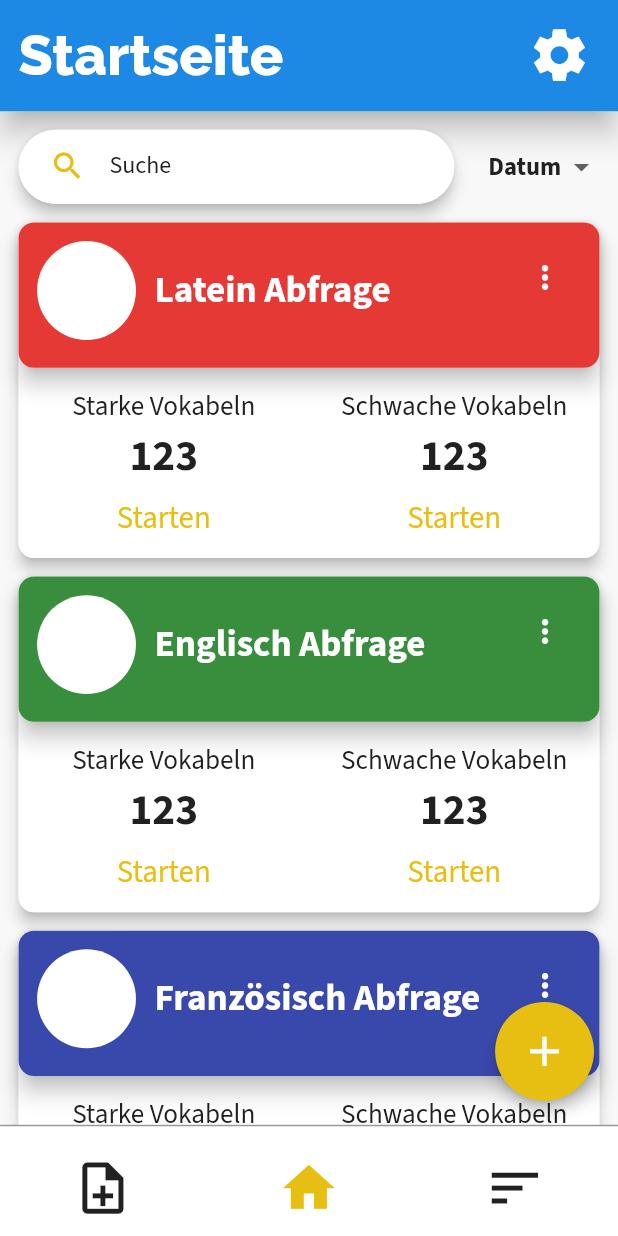
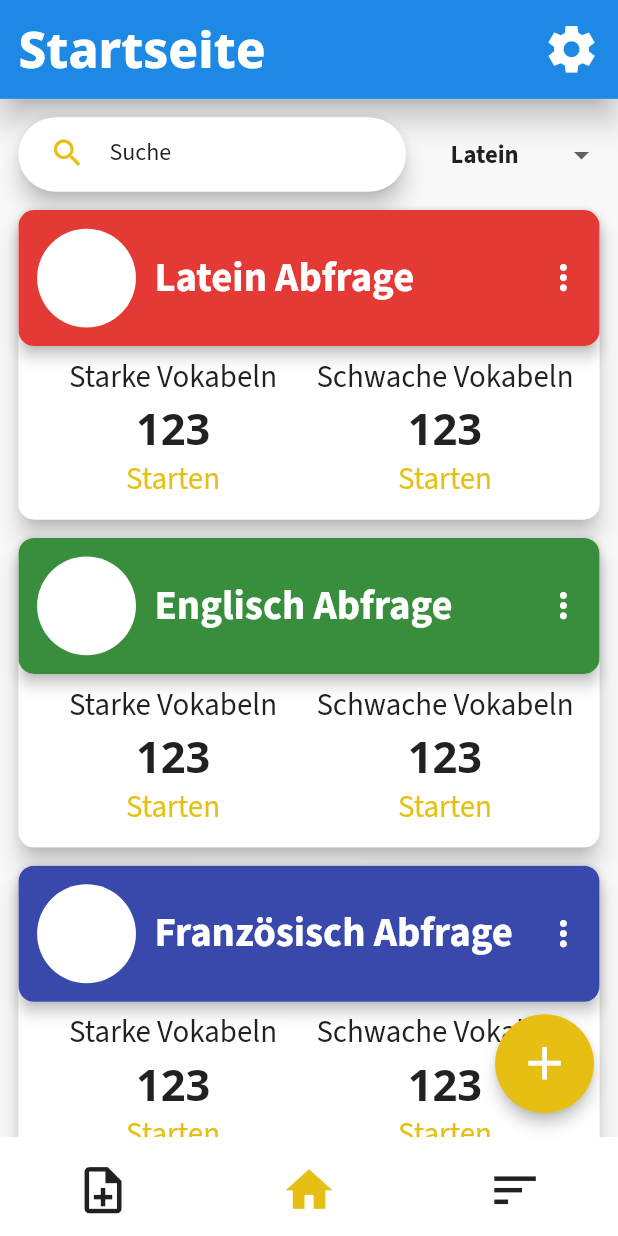
Before and after one commit to bastidmn/swoc_application, a Flutter app: the screen it shows after launch, swiped to page 3, on a phone screen of 412 x 824 dp. Run offline on Flutter 3.47's test engine with Material 2 defaults, Android fonts, the phone set to English and light mode, and no system bars; our stand-ins replace bloc, equatable, flutter_bloc, google_fonts, sqflite; missing offline and left inert: dart:ffi; accounts and stored records are empty.

Commit message:
- improved ui/ux

```diff
--- a/lib/presentation/components/custom_action_button.dart
+++ b/lib/presentation/components/custom_action_button.dart
@@ -39,7 +39,7 @@ class CustomActionButton extends StatelessWidget {
                 Icon(
                   icon,
                   color: primaryTextColor,
-                  size: _height * 0.04,
+                  size: _height * 0.045,
                 ),
               if (icon != null)
                 SizedBox(
--- a/lib/presentation/components/custom_app_bar.dart
+++ b/lib/presentation/components/custom_app_bar.dart
@@ -19,17 +19,9 @@ class _CustomAppBarState extends State<CustomAppBar> {
     return Material(
       elevation: 8.0,
       child: Container(
-        height: height * 0.09,
+        height: height * 0.08,
         width: width,
         decoration: BoxDecoration(
-          // gradient: LinearGradient(
-          //   begin: Alignment.bottomCenter,
-          //   end: Alignment.topCenter,
-          //   colors: [
-          //     primaryColor,
-          //     primaryColorDark,
-          //   ],
-          // ),
           color: primaryColor,
         ),
         child: Padding(
@@ -45,37 +37,28 @@ class _CustomAppBarState extends State<CustomAppBar> {
                         : (state.getPageCount() == 2)
                             ? 'Abfragen'
                             : 'Wortschatz',
-                    style: GoogleFonts.raleway(
-                      fontSize: height * 0.045,
+                    style: GoogleFonts.notoSans(
+                      fontSize: height * 0.04,
                       fontWeight: FontWeight.w800,
                       color: primaryTextColor,
                     ),
                   );
                 },
               ),
-              // Container(
-              //   height: height * 0.1,
-              //   child: Image.asset(
-              //     // 'assets/images/Swop_icon_transparent.png',
-              //     'assets/images/Swoc_UI_logo.png',
-              //     fit: BoxFit.fitHeight,
-              //     filterQuality: FilterQuality.high,
-              //   ),
-              // ),
               Spacer(),
               GestureDetector(
                 child: Tooltip(
                   message: 'Einstellungen',
                   textStyle: GoogleFonts.sourceSansPro(
-                    fontSize: height * 0.045,
+                    fontSize: height * 0.03,
                     color: primaryTextColor,
                   ),
                   child: Padding(
-                    padding: EdgeInsets.symmetric(horizontal: width * 0.045),
+                    padding: EdgeInsets.only(right: width * 0.03),
                     child: Icon(
                       Icons.settings_sharp,
                       color: primaryTextColor,
-                      size: height * 0.05,
+                      size: height * 0.045,
                     ),
                   ),
                 ),
--- a/lib/presentation/components/custom_small_action_button.dart
+++ b/lib/presentation/components/custom_small_action_button.dart
@@ -27,7 +27,7 @@ class CustomSmallActionButton extends StatelessWidget {
           child: Icon(
             icon,
             color: primaryTextColor,
-            size: _height * 0.04,
+            size: _height * 0.045,
           ),
         ),
       ),
--- a/lib/presentation/pages/starting_page.dart
+++ b/lib/presentation/pages/starting_page.dart
@@ -19,7 +19,7 @@ class StartingPage extends StatefulWidget {
 class _StartingPageState extends State<StartingPage> {
   DataHandler dataHandler;
 
-  // final PageStorageBucket bucket = new PageStorageBucket();
+  final PageStorageBucket bucket = new PageStorageBucket();
   static List<Widget> pages = [
     DictionaryScreen(key: PageStorageKey('dictionary')),
     GeneralStartScreen(key: PageStorageKey('start')),
@@ -62,21 +62,23 @@ class _StartingPageState extends State<StartingPage> {
                 },
               ),
               Expanded(
-                // child: PageStorage(
-                //   bucket: bucket,
+                child: PageStorage(
+                  bucket: bucket,
                   child: BlocListener<StartingPageBloc, StartingPageState>(
                     listener: (context, state) {
                       double from = _pageController.page;
                       int to = state.getPageCount();
-                    ((to - from).abs() > 1)
-                        ? _pageController.animateToPage(to,
-                            duration: Duration(milliseconds: 1400),
-                            curve: Curves.ease)
-                        : _pageController.animateToPage(
-                            to,
-                            duration: Duration(milliseconds: 800),
-                            curve: Curves.ease,
-                          );
+                      //Todo: Look into performance for animation
+                      _pageController.jumpToPage(to);
+                      // ((to - from).abs() > 1)
+                      //     ? _pageController.animateToPage(to,
+                      //         duration: Duration(milliseconds: 1400),
+                      //         curve: Curves.ease)
+                      //     : _pageController.animateToPage(
+                      //         to,
+                      //         duration: Duration(milliseconds: 800),
+                      //         curve: Curves.ease,
+                      //       );
                     },
                     child: PageView(
                       scrollDirection: Axis.horizontal,
@@ -86,7 +88,7 @@ class _StartingPageState extends State<StartingPage> {
                     ),
                   ),
                 ),
-              //),
+              ),
             ],
           ),
           bottomNavigationBar: BottomNavBar(),
@@ -110,15 +112,15 @@ class _BottomNavBarState extends State<BottomNavBar> {
 
     //Widget
     return Container(
-      height: height * 0.09,
+      height: height * 0.08,
       decoration: BoxDecoration(
         color: secondaryColor,
-        border: Border(
-          top: BorderSide(
-            color: Color(0xFF999999),
-            width: 1.0,
-          ),
-        ),
+        // border: Border(
+        //   top: BorderSide(
+        //     color: Color(0xFF808080),
+        //     width: 1.0,
+        //   ),
+        // ),
       ),
       child: Row(
         crossAxisAlignment: CrossAxisAlignment.center,
@@ -133,7 +135,7 @@ class _BottomNavBarState extends State<BottomNavBar> {
                   return Icon(
                     //Icons.menu_book,
                     Icons.note_add_outlined,
-                    size: height * 0.05,
+                    size: height * 0.045,
                     color: (state.getPageCount() == 0)
                         ? _activeColor
                         : _passiveColor,
@@ -153,7 +155,7 @@ class _BottomNavBarState extends State<BottomNavBar> {
                 builder: (context, state) {
                   return Icon(
                     Icons.home,
-                    size: height * 0.05,
+                    size: height * 0.045,
                     color: (state.getPageCount() == 1)
                         ? _activeColor
                         : _passiveColor,
@@ -171,7 +173,7 @@ class _BottomNavBarState extends State<BottomNavBar> {
                 builder: (context, state) {
                   return Icon(
                     Icons.sort,
-                    size: height * 0.05,
+                    size: height * 0.045,
                     color: (state.getPageCount() == 2)
                         ? _activeColor
                         : _passiveColor,
--- a/lib/presentation/screens/query_start_screen.dart
+++ b/lib/presentation/screens/query_start_screen.dart
@@ -1,7 +1,9 @@
 import 'dart:developer';
+import 'dart:ffi';
 
 import 'package:flutter/cupertino.dart';
 import 'package:flutter/material.dart';
+import 'package:flutter/rendering.dart';
 import 'package:flutter_bloc/flutter_bloc.dart';
 import 'package:google_fonts/google_fonts.dart';
 import 'package:swoc_application/constants/constants.dart';
@@ -31,12 +33,7 @@ class _QueryStartScreenState extends State<QueryStartScreen> {
   void initState() {
     updateData();
     super.initState();
-    dropdownValue = 'date';
-    // String _wordId = DataHandler.dataHandler.addWord(new Word.newWord(
-    //   Language.LA,
-    //   'venire, venio, veni',
-    //   'kommen',
-    // ));
+    dropdownValue = 'latein';
   }
 
   @override
@@ -65,9 +62,9 @@ class _QueryStartScreenState extends State<QueryStartScreen> {
                     mainAxisAlignment: MainAxisAlignment.start,
                     children: [
                       Expanded(
-                        flex: 3,
+                        flex: 2,
                         child: Material(
-                          elevation: 4.0,
+                          elevation: 6.0,
                           borderRadius: BorderRadius.circular(width),
                           child: Container(
                             height: height * 0.06,
@@ -98,15 +95,15 @@ class _QueryStartScreenState extends State<QueryStartScreen> {
                       ),
                       Expanded(
                         flex: 1,
-                        child: Align(
-                          alignment: Alignment.centerRight,
-                          child: DropdownButton<String>(
+                        child: DropdownButton(
                           underline: SizedBox(),
+                          isExpanded: true,
                           style: GoogleFonts.sourceSansPro(
                             color: secondaryTextColor,
                             fontWeight: FontWeight.bold,
-                              fontSize: width * 0.04,
+                            fontSize: height * 0.02,
                           ),
+                          icon: null,
                           value: dropdownValue,
                           onChanged: (String newValue) {
                             setState(() {
@@ -120,36 +117,57 @@ class _QueryStartScreenState extends State<QueryStartScreen> {
                                 mainAxisAlignment: MainAxisAlignment.center,
                                 children: [
                                   Text(
-                                      'Name',
+                                    'Latein',
                                   ),
                                 ],
                               ),
-                                value: 'name',
+                              value: 'latein',
                             ),
                             DropdownMenuItem(
                               child: Row(
                                 mainAxisAlignment: MainAxisAlignment.center,
                                 children: [
                                   Text(
-                                      'Datum',
+                                    'Englisch',
                                   ),
                                 ],
                               ),
-                                value: 'date',
+                              value: 'englisch',
                             ),
                             DropdownMenuItem(
                               child: Row(
                                 mainAxisAlignment: MainAxisAlignment.center,
                                 children: [
                                   Text(
-                                      'Wörter',
+                                    'Französisch',
                                   ),
                                 ],
                               ),
-                                value: 'words',
+                              value: 'französisch',
+                            ),
+                            DropdownMenuItem(
+                              child: Row(
+                                mainAxisAlignment: MainAxisAlignment.center,
+                                children: [
+                                  Text(
+                                    'Italienisch',
                                   ),
                                 ],
                               ),
+                              value: 'italienisch',
+                            ),
+                            DropdownMenuItem(
+                              child: Row(
+                                mainAxisAlignment: MainAxisAlignment.center,
+                                children: [
+                                  Text(
+                                    'Altgriechisch',
+                                  ),
+                                ],
+                              ),
+                              value: 'altgriechisch',
+                            ),
+                          ],
                         ),
                       ),
                     ],
@@ -353,7 +371,7 @@ class _QueryOverviewCardState extends State<QueryOverviewCard> {
         bottom: width * 0.03,
       ),
       child: Material(
-        elevation: 4.0,
+        elevation: 6.0,
         borderRadius: BorderRadius.circular(width * 0.025),
         //Main Container Body
         child: Container(
@@ -366,107 +384,90 @@ class _QueryOverviewCardState extends State<QueryOverviewCard> {
             children: [
               //Top Part
               Material(
-                elevation: 6.0,
+                elevation: 4.0,
                 borderRadius: BorderRadius.circular(width * 0.025),
                 child: Container(
                   decoration: BoxDecoration(
                     color: LanguageHelper.getLanguageColor(widget.lang),
                     borderRadius: BorderRadius.circular(width * 0.025),
                   ),
-                  child: Padding(
-                    padding: EdgeInsets.all(width * 0.03),
-                    child: Column(
-                      mainAxisAlignment: MainAxisAlignment.spaceBetween,
-                      children: [
-                        Row(
-                          mainAxisAlignment: MainAxisAlignment.spaceBetween,
-                          crossAxisAlignment: CrossAxisAlignment.start,
+                  child: Row(
+                    crossAxisAlignment: CrossAxisAlignment.center,
                     children: [
                       Padding(
-                              padding: EdgeInsets.only(bottom: width * 0.015),
-                              child: Row(
-                                children: [
-                                  Container(
-                                    height: width * 0.16,
-                                    width: width * 0.16,
+                        padding: EdgeInsets.all(width * 0.03),
+                        child: Container(
+                          height: height * 0.08,
+                          width: height * 0.08,
                           decoration: BoxDecoration(
                             color: secondaryColor,
-                                      borderRadius:
-                                          BorderRadius.circular(width * 0.16),
+                            borderRadius: BorderRadius.circular(width * 0.16),
                           ),
                         ),
-                                  SizedBox(
-                                    width: width * 0.03,
                       ),
-                                  Container(
-                                    width: width * 0.54,
-                                    child: Column(
-                                      crossAxisAlignment:
-                                          CrossAxisAlignment.start,
-                                      mainAxisAlignment:
-                                          MainAxisAlignment.start,
-                                      children: [
-                                        Text(
+                      Expanded(
+                        child: Tooltip(
+                          message: widget.queryName,
+                          textStyle: GoogleFonts.sourceSansPro(
+                            fontSize: height * 0.03,
+                            color: primaryTextColor,
+                          ),
+                          child: Text(
                             widget.queryName,
                             style: GoogleFonts.sourceSansPro(
-                                            fontSize: width * 0.06,
+                              fontSize: height * 0.033,
                               color: primaryTextColor,
                               fontWeight: FontWeight.bold,
                             ),
+                            maxLines: 2,
+                            overflow: TextOverflow.ellipsis,
                           ),
-                                      ],
-                                    ),
-                                  ),
-                                ],
                         ),
                       ),
                       IconButton(
                         icon: Icon(
                           Icons.more_vert,
-                                  size: width * 0.06,
+                          size: height * 0.033,
                           color: secondaryColor,
                         ),
-                                onPressed: () => _showCardActionDialog()),
-                          ],
+                        onPressed: () => _showCardActionDialog(),
                       ),
                     ],
                   ),
                 ),
               ),
+              Padding(
+                padding: EdgeInsets.only(
+                  left: width * 0.03,
+                  right: width * 0.03,
+                  bottom: width * 0.03,
+                  top: width * 0.015,
                 ),
-              Center(
                 child: Row(
                   mainAxisAlignment: MainAxisAlignment.spaceEvenly,
                   children: [
                     //Good Vocabulary
-                    GestureDetector(
+                    Expanded(
+                      child: GestureDetector(
                         onTap: () =>
                             log('Good query started for ${widget.queryId}'),
-                      child: SizedBox(
-                        width: width * 0.47,
-                        child: Padding(
-                          padding: EdgeInsets.all(width * 0.03),
                         child: Column(
-                            mainAxisAlignment: MainAxisAlignment.spaceAround,
-                            mainAxisSize: MainAxisSize.max,
                           children: [
                             Text(
                               'Starke Vokabeln',
                               style: GoogleFonts.sourceSansPro(
-                                  fontSize: height * 0.022,
+                                fontSize: height * 0.025,
                                 color: secondaryTextColor,
                               ),
+                              maxLines: 1,
                             ),
                             Text(
                               widget.vocGoodCount.toString(),
-                                style: GoogleFonts.sourceSansPro(
+                              style: GoogleFonts.notoSans(
                                 fontSize: height * 0.035,
                                 fontWeight: FontWeight.bold,
                                 color: secondaryTextColor,
                               ),
-                              ),
-                              SizedBox(
-                                height: width * 0.015,
                             ),
                             Text(
                               'Starten',
@@ -474,42 +475,34 @@ class _QueryOverviewCardState extends State<QueryOverviewCard> {
                                 fontSize: height * 0.025,
                                 color: accentColor,
                               ),
+                              maxLines: 1,
                             ),
                           ],
                         ),
                       ),
                     ),
-                    ),
                     //Bad Vocabulary
-                    GestureDetector(
+                    Expanded(
+                      child: GestureDetector(
                         onTap: () =>
                             log('Bad query started for ${widget.queryId}'),
-                      child: SizedBox(
-                        width: width * 0.47,
-                        child: Padding(
-                          padding: EdgeInsets.all(width * 0.03),
                         child: Column(
-                            mainAxisAlignment: MainAxisAlignment.spaceAround,
-                            mainAxisSize: MainAxisSize.max,
                           children: [
                             Text(
                               'Schwache Vokabeln',
-                                textAlign: TextAlign.center,
                               style: GoogleFonts.sourceSansPro(
-                                  fontSize: height * 0.022,
+                                fontSize: height * 0.025,
                                 color: secondaryTextColor,
                               ),
+                              maxLines: 1,
                             ),
                             Text(
                               widget.vocGoodCount.toString(),
-                                style: GoogleFonts.sourceSansPro(
+                              style: GoogleFonts.notoSans(
                                 fontSize: height * 0.035,
                                 fontWeight: FontWeight.bold,
                                 color: secondaryTextColor,
                               ),
-                              ),
-                              SizedBox(
-                                height: width * 0.015,
                             ),
                             Text(
                               'Starten',
@@ -517,9 +510,9 @@ class _QueryOverviewCardState extends State<QueryOverviewCard> {
                                 fontSize: height * 0.025,
                                 color: accentColor,
                               ),
+                              maxLines: 1,
                             ),
                           ],
-                          ),
                         ),
                       ),
                     ),
```
Also changed, not shown: lib/presentation/components/custom_app_bar_arrow.dart (+31 -37 lines). Lines whose indentation alone changed are shown as unchanged.
